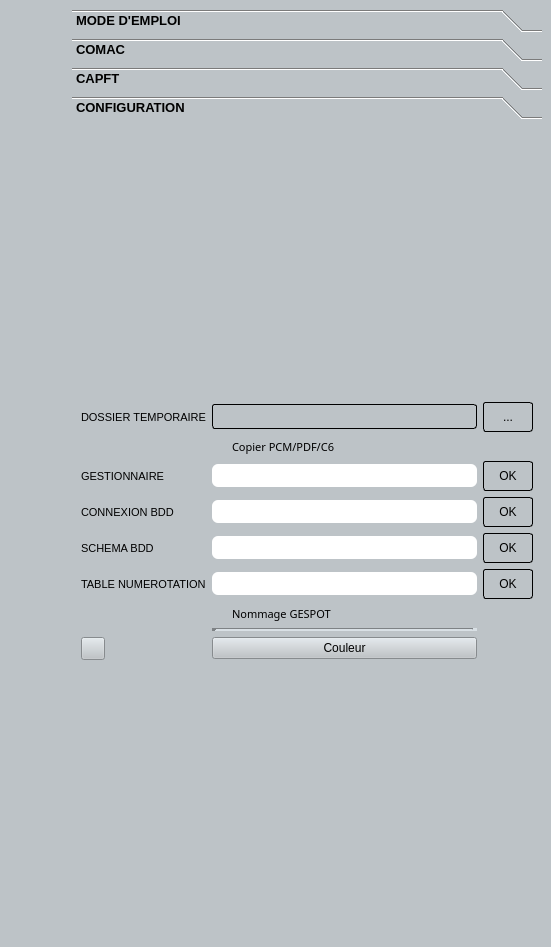
Old version of the form control_comac_dockwidget_base.ui in the repository sducournau/controle_comac.
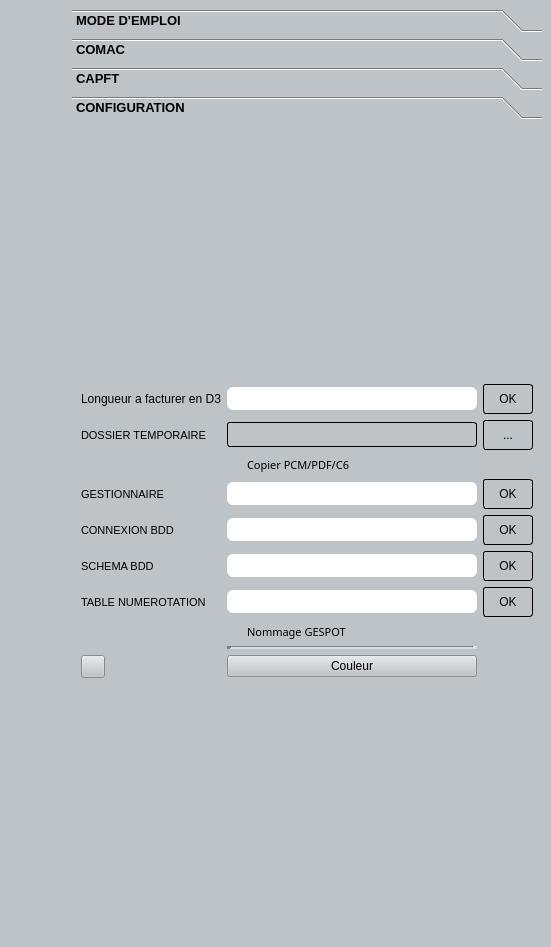
New version of the form. The open tabs and pages were chosen to show the change. Icons and pictures are not drawn. Custom widgets are drawn as their Qt base class.

Commit message: longueur facturer en d3 config

```diff
--- a/control_comac_dockwidget_base.ui
+++ b/control_comac_dockwidget_base.ui
@@ -2263,7 +2263,7 @@
               <property name="sizeConstraint">
                <enum>QLayout::SetNoConstraint</enum>
               </property>
-              <item row="5" column="1">
+              <item row="6" column="1">
                <widget class="QLineEdit" name="lineEdit_config_connexionbdd_tablenum">
                 <property name="font">
                  <font>
@@ -2312,7 +2312,7 @@
                 </property>
                </widget>
               </item>
-              <item row="3" column="2">
+              <item row="4" column="2">
                <widget class="QPushButton" name="pushButton_config_connexionbdd">
                 <property name="minimumSize">
                  <size>
@@ -2361,7 +2361,7 @@
                 </property>
                </widget>
               </item>
-              <item row="7" column="1">
+              <item row="8" column="1">
                <widget class="Line" name="line">
                 <property name="lineWidth">
                  <number>5</number>
@@ -2371,7 +2371,7 @@
                 </property>
                </widget>
               </item>
-              <item row="0" column="2">
+              <item row="1" column="2">
                <widget class="QPushButton" name="pushButton_export_dir">
                 <property name="minimumSize">
                  <size>
@@ -2422,7 +2422,7 @@
                 </property>
                </widget>
               </item>
-              <item row="5" column="2">
+              <item row="6" column="2">
                <widget class="QPushButton" name="pushButton_config_connexionbdd_tablenum">
                 <property name="minimumSize">
                  <size>
@@ -2471,7 +2471,7 @@
                 </property>
                </widget>
               </item>
-              <item row="3" column="0">
+              <item row="4" column="0">
                <widget class="QLabel" name="label_3">
                 <property name="font">
                  <font>
@@ -2484,7 +2484,174 @@
                 </property>
                </widget>
               </item>
-              <item row="8" column="0">
+              <item row="3" column="0">
+               <widget class="QLabel" name="label_2">
+                <property name="font">
+                 <font>
+                  <family>Segoe UI</family>
+                  <pointsize>8</pointsize>
+                 </font>
+                </property>
+                <property name="text">
+                 <string>GESTIONNAIRE</string>
+                </property>
+               </widget>
+              </item>
+              <item row="9" column="1">
+               <widget class="QPushButton" name="pushButton_color">
+                <property name="text">
+                 <string>Couleur</string>
+                </property>
+               </widget>
+              </item>
+              <item row="5" column="2">
+               <widget class="QPushButton" name="pushButton_config_connexionbdd_schema">
+                <property name="minimumSize">
+                 <size>
+                  <width>0</width>
+                  <height>30</height>
+                 </size>
+                </property>
+                <property name="baseSize">
+                 <size>
+                  <width>0</width>
+                  <height>30</height>
+                 </size>
+                </property>
+                <property name="styleSheet">
+                 <string notr="true">QPushButton
+{
+ background-color:#bdc3c7;
+border: 1px solid black;
+border-radius: 3px;
+padding: 3px 3px 3px 3px;
+color:black;
+
+}
+
+QPushButton:Active
+{
+
+border: 1px solid black;
+
+
+}
+QPushButton:hover
+{
+
+border: 2px solid black;
+
+}
+
+
+
+
+</string>
+                </property>
+                <property name="text">
+                 <string>OK</string>
+                </property>
+               </widget>
+              </item>
+              <item row="5" column="1">
+               <widget class="QLineEdit" name="lineEdit_config_connexionbdd_schema">
+                <property name="font">
+                 <font>
+                  <family>Segoe UI</family>
+                  <pointsize>10</pointsize>
+                  <weight>75</weight>
+                  <bold>true</bold>
+                 </font>
+                </property>
+                <property name="styleSheet">
+                 <string notr="true">QLineEdit
+{
+ background-color:white;
+color: black;
+border-radius: 6px;
+padding: 3px 3px 3px 3px;
+
+}
+QLineEdit:Active
+{
+ border: 1px solid black;
+
+
+}
+QLineEdit:Inactive
+{
+ border: 0px solid black;
+
+
+}
+
+QLineEdit:hover
+{
+
+border: 2px solid black;
+
+
+}
+
+
+
+</string>
+                </property>
+                <property name="text">
+                 <string/>
+                </property>
+               </widget>
+              </item>
+              <item row="4" column="1">
+               <widget class="QLineEdit" name="lineEdit_config_connexionbdd">
+                <property name="font">
+                 <font>
+                  <family>Segoe UI</family>
+                  <pointsize>10</pointsize>
+                  <weight>75</weight>
+                  <bold>true</bold>
+                 </font>
+                </property>
+                <property name="styleSheet">
+                 <string notr="true">QLineEdit
+{
+ background-color:white;
+color: black;
+border-radius: 6px;
+padding: 3px 3px 3px 3px;
+
+}
+QLineEdit:Active
+{
+ border: 1px solid black;
+
+
+}
+QLineEdit:Inactive
+{
+ border: 0px solid black;
+
+
+}
+
+QLineEdit:hover
+{
+
+border: 2px solid black;
+
+
+}
+
+
+
+</string>
+                </property>
+                <property name="text">
+                 <string/>
+                </property>
+               </widget>
+              </item>
+              <item row="9" column="0">
                <widget class="QgsColorButton" name="mColorButton">
                 <property name="color">
                  <color>
@@ -2501,218 +2668,7 @@
                 </property>
                </widget>
               </item>
-              <item row="6" column="1">
-               <widget class="QCheckBox" name="checkBox_numerotation">
-                <property name="font">
-                 <font>
-                  <family>Segoe UI Light</family>
-                  <pointsize>8</pointsize>
-                  <weight>50</weight>
-                  <bold>false</bold>
-                 </font>
-                </property>
-                <property name="styleSheet">
-                 <string notr="true"/>
-                </property>
-                <property name="text">
-                 <string>Nommage GESPOT</string>
-                </property>
-               </widget>
-              </item>
-              <item row="4" column="1">
-               <widget class="QLineEdit" name="lineEdit_config_connexionbdd_schema">
-                <property name="font">
-                 <font>
-                  <family>Segoe UI</family>
-                  <pointsize>10</pointsize>
-                  <weight>75</weight>
-                  <bold>true</bold>
-                 </font>
-                </property>
-                <property name="styleSheet">
-                 <string notr="true">QLineEdit
-{
- background-color:white;
-color: black;
-border-radius: 6px;
-padding: 3px 3px 3px 3px;
-
-}
-QLineEdit:Active
-{
- border: 1px solid black;
-
-
-}
-QLineEdit:Inactive
-{
- border: 0px solid black;
-
-
-}
-
-QLineEdit:hover
-{
-
-border: 2px solid black;
-
-
-}
-
-
-
-</string>
-                </property>
-                <property name="text">
-                 <string/>
-                </property>
-               </widget>
-              </item>
-              <item row="0" column="0">
-               <widget class="QLabel" name="label">
-                <property name="font">
-                 <font>
-                  <family>Segoe UI</family>
-                  <pointsize>8</pointsize>
-                 </font>
-                </property>
-                <property name="text">
-                 <string>DOSSIER TEMPORAIRE</string>
-                </property>
-               </widget>
-              </item>
-              <item row="4" column="2">
-               <widget class="QPushButton" name="pushButton_config_connexionbdd_schema">
-                <property name="minimumSize">
-                 <size>
-                  <width>0</width>
-                  <height>30</height>
-                 </size>
-                </property>
-                <property name="baseSize">
-                 <size>
-                  <width>0</width>
-                  <height>30</height>
-                 </size>
-                </property>
-                <property name="styleSheet">
-                 <string notr="true">QPushButton
-{
- background-color:#bdc3c7;
-border: 1px solid black;
-border-radius: 3px;
-padding: 3px 3px 3px 3px;
-color:black;
-
-}
-
-QPushButton:Active
-{
-
-border: 1px solid black;
-
-
-}
-QPushButton:hover
-{
-
-border: 2px solid black;
-
-}
-
-
-
-
-</string>
-                </property>
-                <property name="text">
-                 <string>OK</string>
-                </property>
-               </widget>
-              </item>
-              <item row="4" column="0">
-               <widget class="QLabel" name="label_4">
-                <property name="font">
-                 <font>
-                  <family>Segoe UI</family>
-                  <pointsize>8</pointsize>
-                 </font>
-                </property>
-                <property name="text">
-                 <string>SCHEMA BDD</string>
-                </property>
-               </widget>
-              </item>
-              <item row="8" column="1">
-               <widget class="QPushButton" name="pushButton_color">
-                <property name="text">
-                 <string>Couleur</string>
-                </property>
-               </widget>
-              </item>
-              <item row="3" column="1">
-               <widget class="QLineEdit" name="lineEdit_config_connexionbdd">
-                <property name="font">
-                 <font>
-                  <family>Segoe UI</family>
-                  <pointsize>10</pointsize>
-                  <weight>75</weight>
-                  <bold>true</bold>
-                 </font>
-                </property>
-                <property name="styleSheet">
-                 <string notr="true">QLineEdit
-{
- background-color:white;
-color: black;
-border-radius: 6px;
-padding: 3px 3px 3px 3px;
-
-}
-QLineEdit:Active
-{
- border: 1px solid black;
-
-
-}
-QLineEdit:Inactive
-{
- border: 0px solid black;
-
-
-}
-
-QLineEdit:hover
-{
-
-border: 2px solid black;
-
-
-}
-
-
-
-</string>
-                </property>
-                <property name="text">
-                 <string/>
-                </property>
-               </widget>
-              </item>
-              <item row="5" column="0">
-               <widget class="QLabel" name="label_5">
-                <property name="font">
-                 <font>
-                  <family>Segoe UI</family>
-                  <pointsize>8</pointsize>
-                 </font>
-                </property>
-                <property name="text">
-                 <string>TABLE NUMEROTATION</string>
-                </property>
-               </widget>
-              </item>
-              <item row="0" column="1">
+              <item row="1" column="1">
                <widget class="QLineEdit" name="lineEdit_export_dir">
                 <property name="baseSize">
                  <size>
@@ -2762,7 +2718,113 @@
                 </property>
                </widget>
               </item>
-              <item row="1" column="1">
+              <item row="6" column="0">
+               <widget class="QLabel" name="label_5">
+                <property name="font">
+                 <font>
+                  <family>Segoe UI</family>
+                  <pointsize>8</pointsize>
+                 </font>
+                </property>
+                <property name="text">
+                 <string>TABLE NUMEROTATION</string>
+                </property>
+               </widget>
+              </item>
+              <item row="3" column="2">
+               <widget class="QPushButton" name="pushButton_config_gestionnaire">
+                <property name="minimumSize">
+                 <size>
+                  <width>0</width>
+                  <height>30</height>
+                 </size>
+                </property>
+                <property name="baseSize">
+                 <size>
+                  <width>0</width>
+                  <height>30</height>
+                 </size>
+                </property>
+                <property name="styleSheet">
+                 <string notr="true">QPushButton
+{
+ background-color:#bdc3c7;
+border: 1px solid black;
+border-radius: 3px;
+padding: 3px 3px 3px 3px;
+color:black;
+
+}
+
+QPushButton:Active
+{
+
+border: 1px solid black;
+
+
+}
+QPushButton:hover
+{
+
+border: 2px solid black;
+
+}
+
+
+
+
+</string>
+                </property>
+                <property name="text">
+                 <string>OK</string>
+                </property>
+               </widget>
+              </item>
+              <item row="5" column="0">
+               <widget class="QLabel" name="label_4">
+                <property name="font">
+                 <font>
+                  <family>Segoe UI</family>
+                  <pointsize>8</pointsize>
+                 </font>
+                </property>
+                <property name="text">
+                 <string>SCHEMA BDD</string>
+                </property>
+               </widget>
+              </item>
+              <item row="1" column="0">
+               <widget class="QLabel" name="label">
+                <property name="font">
+                 <font>
+                  <family>Segoe UI</family>
+                  <pointsize>8</pointsize>
+                 </font>
+                </property>
+                <property name="text">
+                 <string>DOSSIER TEMPORAIRE</string>
+                </property>
+               </widget>
+              </item>
+              <item row="7" column="1">
+               <widget class="QCheckBox" name="checkBox_numerotation">
+                <property name="font">
+                 <font>
+                  <family>Segoe UI Light</family>
+                  <pointsize>8</pointsize>
+                  <weight>50</weight>
+                  <bold>false</bold>
+                 </font>
+                </property>
+                <property name="styleSheet">
+                 <string notr="true"/>
+                </property>
+                <property name="text">
+                 <string>Nommage GESPOT</string>
+                </property>
+               </widget>
+              </item>
+              <item row="2" column="1">
                <widget class="QCheckBox" name="checkBox_pcm">
                 <property name="font">
                  <font>
@@ -2780,56 +2842,7 @@
                 </property>
                </widget>
               </item>
-              <item row="2" column="2">
-               <widget class="QPushButton" name="pushButton_config_gestionnaire">
-                <property name="minimumSize">
-                 <size>
-                  <width>0</width>
-                  <height>30</height>
-                 </size>
-                </property>
-                <property name="baseSize">
-                 <size>
-                  <width>0</width>
-                  <height>30</height>
-                 </size>
-                </property>
-                <property name="styleSheet">
-                 <string notr="true">QPushButton
-{
- background-color:#bdc3c7;
-border: 1px solid black;
-border-radius: 3px;
-padding: 3px 3px 3px 3px;
-color:black;
-
-}
-
-QPushButton:Active
-{
-
-border: 1px solid black;
-
-
-}
-QPushButton:hover
-{
-
-border: 2px solid black;
-
-}
-
-
-
-
-</string>
-                </property>
-                <property name="text">
-                 <string>OK</string>
-                </property>
-               </widget>
-              </item>
-              <item row="2" column="1">
+              <item row="3" column="1">
                <widget class="QLineEdit" name="lineEdit_config_gestionnaire">
                 <property name="font">
                  <font>
@@ -2878,16 +2891,105 @@
                 </property>
                </widget>
               </item>
-              <item row="2" column="0">
-               <widget class="QLabel" name="label_2">
+              <item row="0" column="1">
+               <widget class="QLineEdit" name="lineEdit_facture_d3">
                 <property name="font">
                  <font>
                   <family>Segoe UI</family>
-                  <pointsize>8</pointsize>
+                  <pointsize>10</pointsize>
+                  <weight>75</weight>
+                  <bold>true</bold>
                  </font>
                 </property>
+                <property name="styleSheet">
+                 <string notr="true">QLineEdit
+{
+ background-color:white;
+color: black;
+border-radius: 6px;
+padding: 3px 3px 3px 3px;
+
+}
+QLineEdit:Active
+{
+ border: 1px solid black;
+
+
+}
+QLineEdit:Inactive
+{
+ border: 0px solid black;
+
+
+}
+
+QLineEdit:hover
+{
+
+border: 2px solid black;
+
+
+}
+
+
+
+</string>
+                </property>
+               </widget>
+              </item>
+              <item row="0" column="2">
+               <widget class="QPushButton" name="pushButton_facture_d3">
+                <property name="minimumSize">
+                 <size>
+                  <width>0</width>
+                  <height>30</height>
+                 </size>
+                </property>
+                <property name="baseSize">
+                 <size>
+                  <width>0</width>
+                  <height>30</height>
+                 </size>
+                </property>
+                <property name="styleSheet">
+                 <string notr="true">QPushButton
+{
+ background-color:#bdc3c7;
+border: 1px solid black;
+border-radius: 3px;
+padding: 3px 3px 3px 3px;
+color:black;
+
+}
+
+QPushButton:Active
+{
+
+border: 1px solid black;
+
+
+}
+QPushButton:hover
+{
+
+border: 2px solid black;
+
+}
+
+
+
+
+</string>
+                </property>
                 <property name="text">
-                 <string>GESTIONNAIRE</string>
+                 <string>OK</string>
+                </property>
+               </widget>
+              </item>
+              <item row="0" column="0">
+               <widget class="QLabel" name="label_17">
+                <property name="text">
+                 <string>Longueur a facturer en D3</string>
                 </property>
                </widget>
               </item>
```
Left out of the diff: 2 changed lines with no effect on the pictures. The commit also changes 9 other files.
